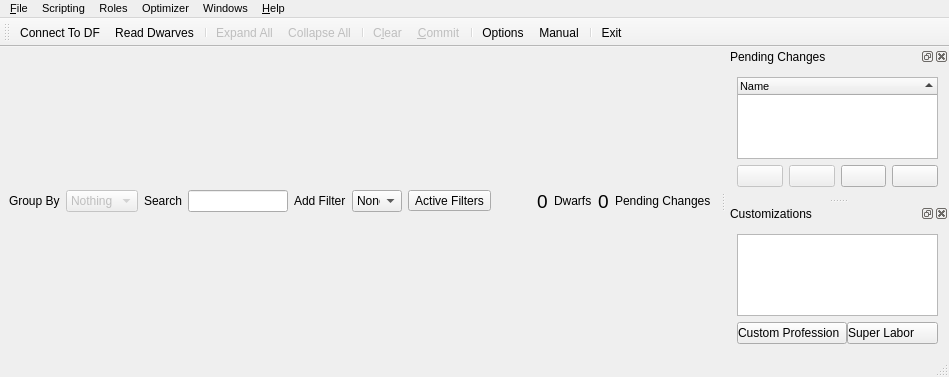
Qt form ui/mainwindow.ui (Dwarf-Therapist/Dwarf-Therapist) before a commit.
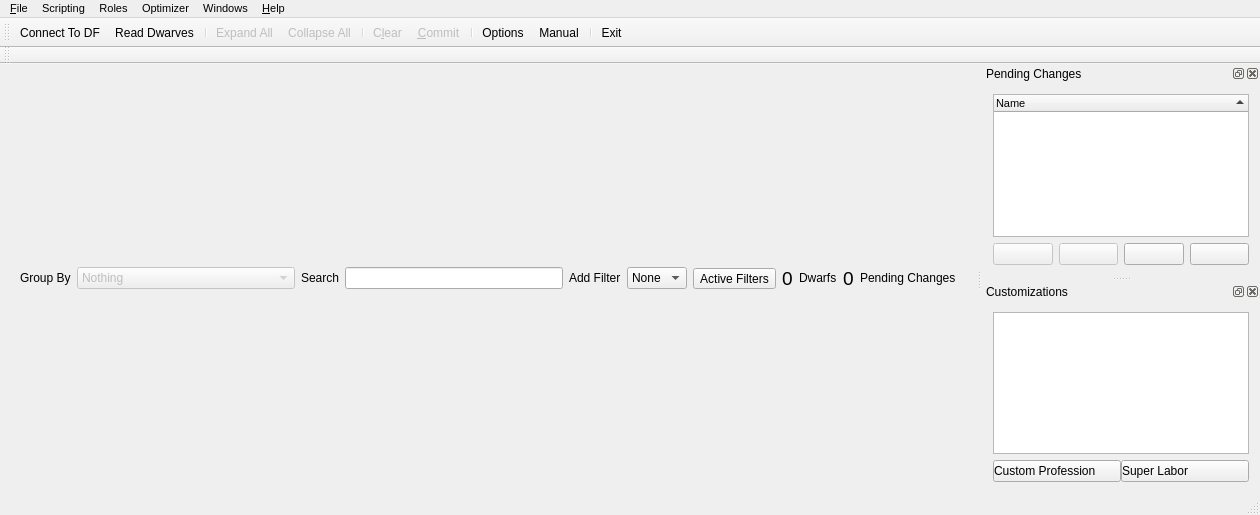
The same form after that commit. Icons and pictures are not drawn. Custom widgets are drawn as their Qt base class.

Patch:
```diff
--- a/ui/mainwindow.ui
+++ b/ui/mainwindow.ui
@@ -6,8 +6,8 @@
    <rect>
     <x>0</x>
     <y>0</y>
-    <width>918</width>
-    <height>377</height>
+    <width>1260</width>
+    <height>515</height>
    </rect>
   </property>
   <property name="sizePolicy">
@@ -47,15 +47,28 @@
      <number>9</number>
     </property>
     <item>
+     <widget class="QWidget" name="toolbar_placeholder" native="true">
      <layout class="QHBoxLayout" name="horizontalLayout">
-      <property name="spacing">
-       <number>6</number>
-      </property>
       <item>
        <widget class="QLabel" name="lbl_group_by">
+         <property name="sizePolicy">
+          <sizepolicy hsizetype="Preferred" vsizetype="Minimum">
+           <horstretch>0</horstretch>
+           <verstretch>0</verstretch>
+          </sizepolicy>
+         </property>
+         <property name="maximumSize">
+          <size>
+           <width>16777215</width>
+           <height>20</height>
+          </size>
+         </property>
         <property name="text">
          <string>Group By</string>
         </property>
+         <property name="margin">
+          <number>0</number>
+         </property>
         <property name="buddy">
          <cstring>cb_group_by</cstring>
         </property>
@@ -66,6 +79,12 @@
         <property name="enabled">
          <bool>false</bool>
         </property>
+         <property name="sizePolicy">
+          <sizepolicy hsizetype="Expanding" vsizetype="Fixed">
+           <horstretch>0</horstretch>
+           <verstretch>0</verstretch>
+          </sizepolicy>
+         </property>
         <property name="minimumSize">
          <size>
           <width>0</width>
@@ -81,6 +100,12 @@
         <property name="maxVisibleItems">
          <number>30</number>
         </property>
+         <property name="sizeAdjustPolicy">
+          <enum>QComboBox::AdjustToMinimumContentsLength</enum>
+         </property>
+         <property name="minimumContentsLength">
+          <number>10</number>
+         </property>
         <item>
          <property name="text">
           <string>Nothing</string>
@@ -90,6 +115,18 @@
       </item>
       <item>
        <widget class="QLabel" name="lbl_filter">
+         <property name="sizePolicy">
+          <sizepolicy hsizetype="Preferred" vsizetype="Minimum">
+           <horstretch>0</horstretch>
+           <verstretch>0</verstretch>
+          </sizepolicy>
+         </property>
+         <property name="maximumSize">
+          <size>
+           <width>16777215</width>
+           <height>20</height>
+          </size>
+         </property>
         <property name="text">
          <string>Search</string>
         </property>
@@ -99,7 +136,7 @@
        <widget class="QLineEdit" name="le_filter_text">
         <property name="minimumSize">
          <size>
-          <width>100</width>
+           <width>20</width>
           <height>0</height>
          </size>
         </property>
@@ -113,6 +150,18 @@
       </item>
       <item>
        <widget class="QLabel" name="lbl_run_filter">
+         <property name="sizePolicy">
+          <sizepolicy hsizetype="Preferred" vsizetype="Minimum">
+           <horstretch>0</horstretch>
+           <verstretch>0</verstretch>
+          </sizepolicy>
+         </property>
+         <property name="maximumSize">
+          <size>
+           <width>16777215</width>
+           <height>20</height>
+          </size>
+         </property>
         <property name="text">
          <string>Add Filter</string>
         </property>
@@ -174,22 +223,6 @@
         </property>
        </widget>
       </item>
-      <item>
-       <spacer name="horizontalSpacer">
-        <property name="orientation">
-         <enum>Qt::Horizontal</enum>
-        </property>
-        <property name="sizeType">
-         <enum>QSizePolicy::Minimum</enum>
-        </property>
-        <property name="sizeHint" stdset="0">
-         <size>
-          <width>40</width>
-          <height>20</height>
-         </size>
-        </property>
-       </spacer>
-      </item>
       <item>
        <widget class="QLabel" name="lbl_dwarf_total">
         <property name="font">
@@ -207,6 +240,18 @@
       </item>
       <item>
        <widget class="QLabel" name="lbl_dwarfs">
+         <property name="sizePolicy">
+          <sizepolicy hsizetype="Preferred" vsizetype="Minimum">
+           <horstretch>0</horstretch>
+           <verstretch>0</verstretch>
+          </sizepolicy>
+         </property>
+         <property name="maximumSize">
+          <size>
+           <width>16777215</width>
+           <height>20</height>
+          </size>
+         </property>
         <property name="text">
          <string>Dwarfs</string>
         </property>
@@ -229,12 +274,44 @@
       </item>
       <item>
        <widget class="QLabel" name="lbl_pending_changes_lbl">
+         <property name="sizePolicy">
+          <sizepolicy hsizetype="Preferred" vsizetype="Minimum">
+           <horstretch>0</horstretch>
+           <verstretch>0</verstretch>
+          </sizepolicy>
+         </property>
+         <property name="maximumSize">
+          <size>
+           <width>16777215</width>
+           <height>20</height>
+          </size>
+         </property>
         <property name="text">
          <string>Pending Changes</string>
         </property>
        </widget>
       </item>
      </layout>
+      <zorder>lbl_pending_changes_lbl</zorder>
+      <zorder>le_filter_text</zorder>
+      <zorder>cb_filter_script</zorder>
+      <zorder>lbl_group_by</zorder>
+      <zorder>lbl_run_filter</zorder>
+      <zorder>btn_clear_filters</zorder>
+      <zorder>lbl_dwarfs</zorder>
+      <zorder>cb_group_by</zorder>
+      <zorder>lbl_filter</zorder>
+      <zorder>lbl_dwarf_total</zorder>
+      <zorder>lbl_pending_changes_lbl</zorder>
+      <zorder>lbl_pending_changes</zorder>
+      <zorder>lbl_dwarf_total</zorder>
+      <zorder>le_filter_text</zorder>
+      <zorder>cb_filter_script</zorder>
+      <zorder>lbl_run_filter</zorder>
+      <zorder>btn_clear_filters</zorder>
+      <zorder>lbl_dwarfs</zorder>
+      <zorder>lbl_filter</zorder>
+     </widget>
     </item>
    </layout>
   </widget>
@@ -243,7 +320,7 @@
     <rect>
      <x>0</x>
      <y>0</y>
-     <width>918</width>
+     <width>1260</width>
      <height>19</height>
     </rect>
    </property>
@@ -650,6 +727,26 @@
     </layout>
    </widget>
   </widget>
+  <widget class="QToolBar" name="filters_toolbar">
+   <property name="windowTitle">
+    <string>toolBar</string>
+   </property>
+   <property name="allowedAreas">
+    <set>Qt::BottomToolBarArea|Qt::TopToolBarArea</set>
+   </property>
+   <property name="toolButtonStyle">
+    <enum>Qt::ToolButtonTextBesideIcon</enum>
+   </property>
+   <property name="floatable">
+    <bool>false</bool>
+   </property>
+   <attribute name="toolBarArea">
+    <enum>TopToolBarArea</enum>
+   </attribute>
+   <attribute name="toolBarBreak">
+    <bool>true</bool>
+   </attribute>
+  </widget>
   <action name="act_connect_to_DF">
    <property name="icon">
     <iconset resource="../resources.qrc">
```
Left out of the diff: 10 changed lines with no effect on the pictures. Lines whose indentation alone changed are shown as unchanged.
